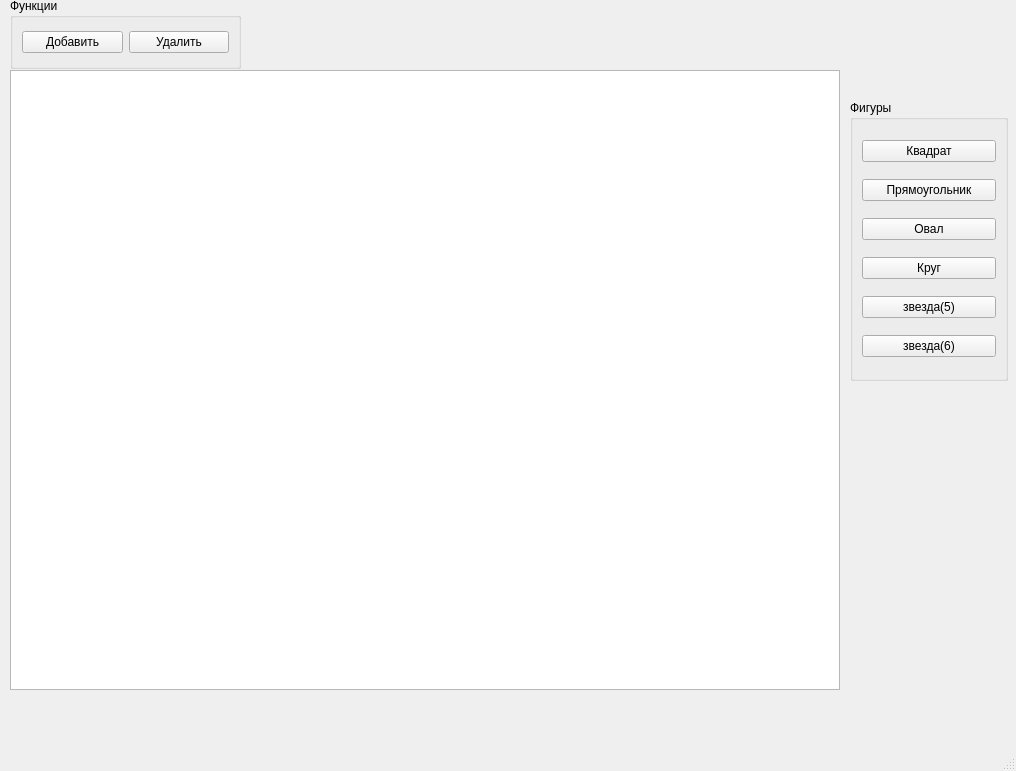
Before: the Qt Designer form mainwindow.ui in Artem441/Lr_1_Task_2, drawn with Qt 5.
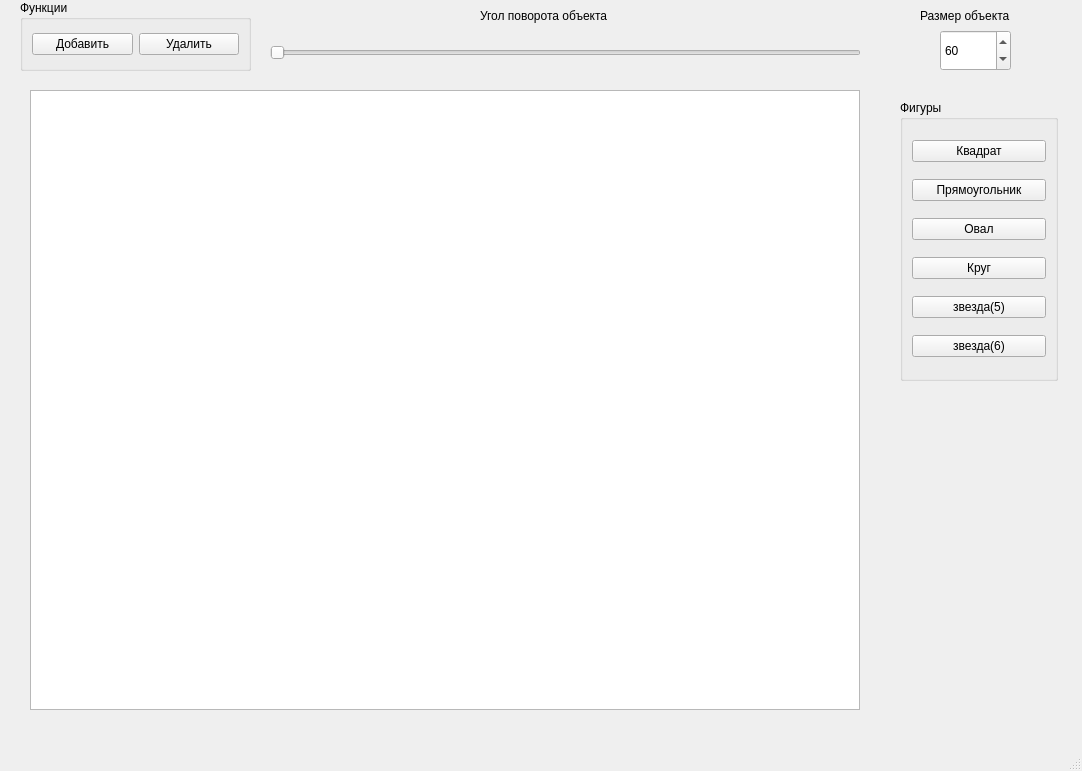
After: the same form once the commit is applied.

What changed in the file:
```diff
--- a/mainwindow.ui
+++ b/mainwindow.ui
@@ -6,7 +6,7 @@
    <rect>
     <x>0</x>
     <y>0</y>
-    <width>1016</width>
+    <width>1082</width>
     <height>771</height>
    </rect>
   </property>
@@ -17,8 +17,8 @@
    <widget class="QGraphicsView" name="graphicsView">
     <property name="geometry">
      <rect>
-      <x>10</x>
-      <y>70</y>
+      <x>30</x>
+      <y>90</y>
       <width>830</width>
       <height>620</height>
      </rect>
@@ -30,7 +30,7 @@
    <widget class="QGroupBox" name="groupBox">
     <property name="geometry">
      <rect>
-      <x>850</x>
+      <x>900</x>
       <y>100</y>
       <width>158</width>
       <height>281</height>
@@ -87,8 +87,8 @@
    <widget class="QGroupBox" name="groupBox_2">
     <property name="geometry">
      <rect>
-      <x>10</x>
-      <y>-2</y>
+      <x>20</x>
+      <y>0</y>
       <width>231</width>
       <height>71</height>
      </rect>
@@ -113,6 +113,64 @@
      </item>
     </layout>
    </widget>
+   <widget class="QSpinBox" name="spinBox">
+    <property name="geometry">
+     <rect>
+      <x>940</x>
+      <y>30</y>
+      <width>71</width>
+      <height>41</height>
+     </rect>
+    </property>
+    <property name="maximum">
+     <number>250</number>
+    </property>
+    <property name="singleStep">
+     <number>2</number>
+    </property>
+    <property name="value">
+     <number>60</number>
+    </property>
+   </widget>
+   <widget class="QLabel" name="label">
+    <property name="geometry">
+     <rect>
+      <x>920</x>
+      <y>0</y>
+      <width>101</width>
+      <height>31</height>
+     </rect>
+    </property>
+    <property name="text">
+     <string>Размер объекта</string>
+    </property>
+   </widget>
+   <widget class="QSlider" name="horizontalSlider">
+    <property name="geometry">
+     <rect>
+      <x>270</x>
+      <y>40</y>
+      <width>591</width>
+      <height>25</height>
+     </rect>
+    </property>
+    <property name="orientation">
+     <enum>Qt::Orientation::Horizontal</enum>
+    </property>
+   </widget>
+   <widget class="QLabel" name="label_2">
+    <property name="geometry">
+     <rect>
+      <x>480</x>
+      <y>0</y>
+      <width>151</width>
+      <height>31</height>
+     </rect>
+    </property>
+    <property name="text">
+     <string>Угол поворота объекта</string>
+    </property>
+   </widget>
   </widget>
   <widget class="QMenuBar" name="menubar">
    <property name="geometry">
```
Left out of the diff: 2 changed lines with no effect on the pictures.
